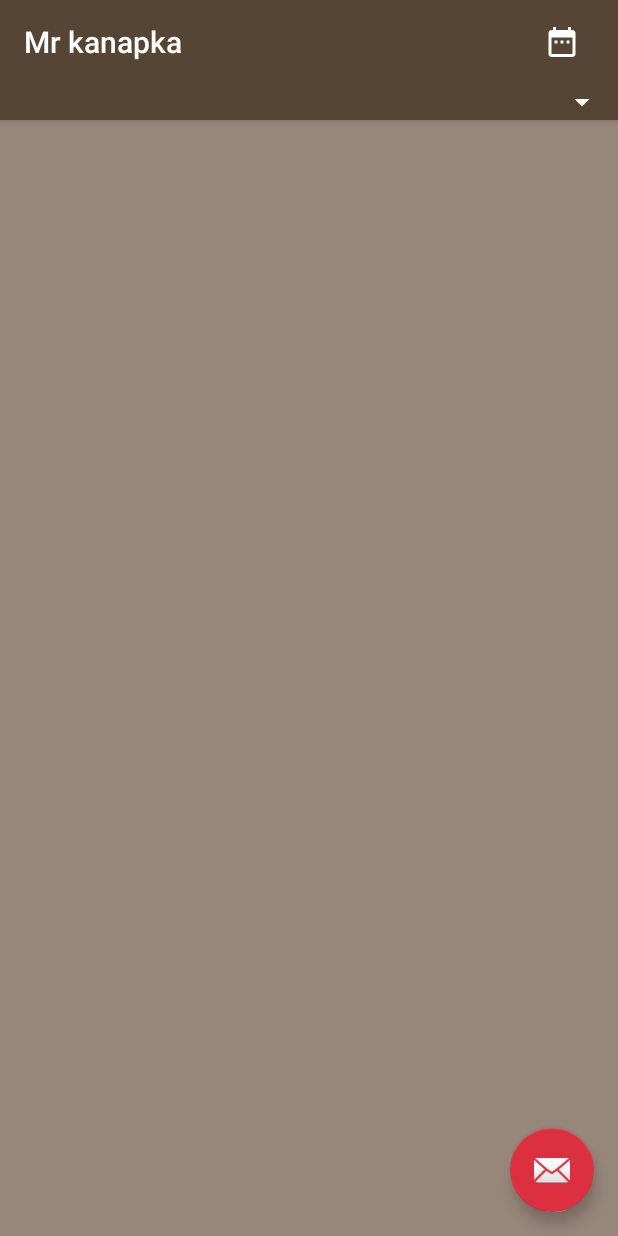
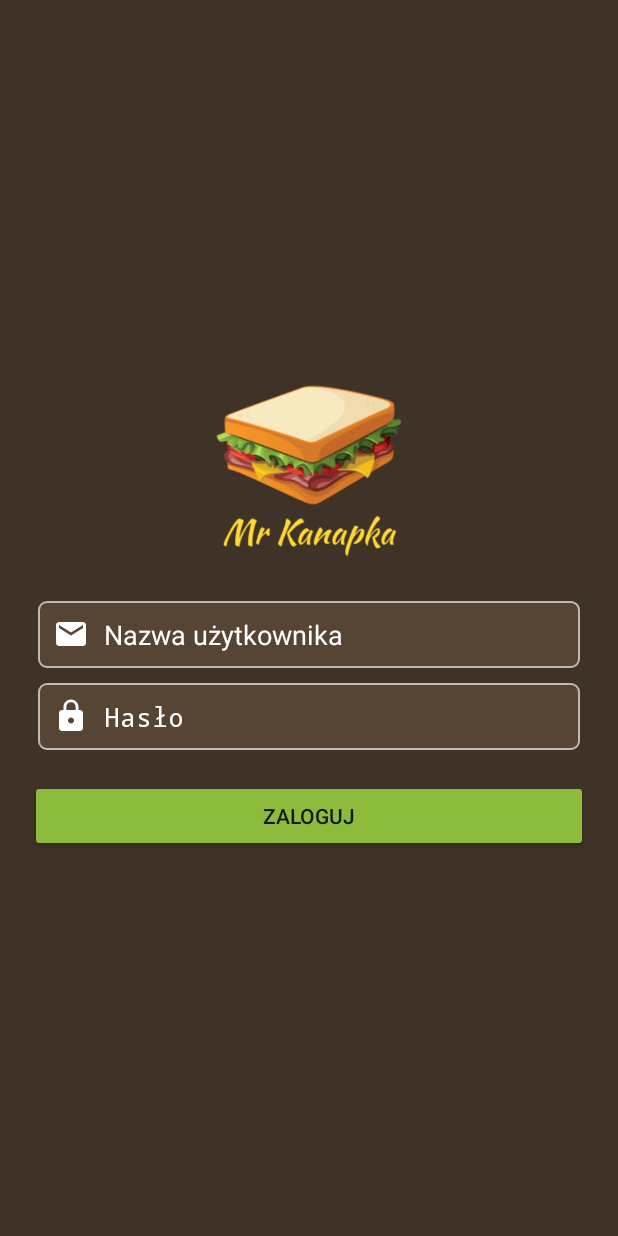
Before and after one commit to jslowinski/MrKanapkasprzedawca, an Android app: the screen it shows after launch (Main2Activity before the commit, Login after it), on a phone screen of 412 x 824 dp. Run offline under Robolectric (Android 15) with nearby library versions, the phone set to English and light mode, and no system bars; our stand-ins replace Room's generated code, RxJava; libraries missing offline, so code that uses them is left out: com.facebook.stetho; 1 statement that could not run was skipped.

Commit message:
Add login
Dodanie logowania (możliwe jakieś błędy)

```diff
--- a/app/src/main/java/com/example/mrkanapka_sprzedawca/api/ApiService.kt
+++ b/app/src/main/java/com/example/mrkanapka_sprzedawca/api/ApiService.kt
@@ -24,4 +24,7 @@ interface ApiService {
 
     @PUT("change/oneready")
     fun changeOnReady(@Body body: RequestStatus): Observable<ResponseStatus>
+
+    @PUT("login")
+    fun login(@Body body: RequestLogin): Observable<ResponseLogin>
 }
--- /dev/null
+++ b/app/src/main/java/com/example/mrkanapka_sprzedawca/api/model/RequestLogin.kt
@@ -0,0 +1,6 @@
+package com.example.mrkanapka_sprzedawca.api.model
+
+data class RequestLogin (
+    val username: String,
+    val password: String
+)
--- /dev/null
+++ b/app/src/main/java/com/example/mrkanapka_sprzedawca/api/model/ResponseLogin.kt
@@ -0,0 +1,6 @@
+package com.example.mrkanapka_sprzedawca.api.model
+
+data class ResponseLogin (
+    val message: String,
+    val id_seller: Int
+)
--- a/app/src/main/java/com/example/mrkanapka_sprzedawca/database/AndroidDatabase.kt
+++ b/app/src/main/java/com/example/mrkanapka_sprzedawca/database/AndroidDatabase.kt
@@ -7,17 +7,20 @@ import android.content.Context
 import com.example.mrkanapka_sprzedawca.database.dao.DateDao
 import com.example.mrkanapka_sprzedawca.database.dao.DestinationsDao
 import com.example.mrkanapka_sprzedawca.database.dao.OrderDao
+import com.example.mrkanapka_sprzedawca.database.dao.TokenDao
 import com.example.mrkanapka_sprzedawca.database.entity.DateEntity
 import com.example.mrkanapka_sprzedawca.database.entity.DestinationsEntity
 import com.example.mrkanapka_sprzedawca.database.entity.OrderEntity
+import com.example.mrkanapka_sprzedawca.database.entity.TokenEntity
 
 @Database(
-    version = 3,
+    version = 4,
     exportSchema = false,
     entities = [
         DestinationsEntity::class,
         DateEntity::class,
-        OrderEntity::class
+        OrderEntity::class,
+        TokenEntity::class
     ]
 )
 
@@ -45,5 +48,7 @@ abstract class AndroidDatabase : RoomDatabase() {
     abstract fun DestinationsDao(): DestinationsDao
 
     abstract fun OrderDao(): OrderDao
+
+    abstract fun TokenDao(): TokenDao
     //endregion
 }
--- /dev/null
+++ b/app/src/main/java/com/example/mrkanapka_sprzedawca/database/dao/TokenDao.kt
@@ -0,0 +1,25 @@
+package com.example.mrkanapka_sprzedawca.database.dao
+
+import android.arch.persistence.room.*
+import com.example.mrkanapka_sprzedawca.database.entity.TokenEntity
+import io.reactivex.Maybe
+import io.reactivex.Single
+
+@Dao
+abstract class TokenDao {
+
+    @Insert(onConflict = OnConflictStrategy.REPLACE)
+    abstract fun insert(entities: TokenEntity)
+
+    @Query("DELETE FROM token")
+    abstract fun removeToken()
+
+    @Query("SELECT * FROM token")
+    abstract fun getToken() : Single<TokenEntity>
+
+    @Transaction
+    open fun removeAndInsert(entities: TokenEntity) {
+        removeToken()
+        insert(entities)
+    }
+}
--- a/app/src/main/java/com/example/mrkanapka_sprzedawca/manager/OrdersManager.kt
+++ b/app/src/main/java/com/example/mrkanapka_sprzedawca/manager/OrdersManager.kt
@@ -4,12 +4,15 @@ import com.example.mrkanapka_sprzedawca.api.ApiClient
 import com.example.mrkanapka_sprzedawca.api.model.DateDto
 import com.example.mrkanapka_sprzedawca.api.model.DestinationDto
 import com.example.mrkanapka_sprzedawca.api.model.OrderDto
+import com.example.mrkanapka_sprzedawca.api.model.ResponseLogin
 import com.example.mrkanapka_sprzedawca.database.AndroidDatabase
 import com.example.mrkanapka_sprzedawca.database.entity.DateEntity
 import com.example.mrkanapka_sprzedawca.database.entity.DestinationsEntity
 import com.example.mrkanapka_sprzedawca.database.entity.OrderEntity
+import com.example.mrkanapka_sprzedawca.database.entity.TokenEntity
 import io.reactivex.Completable
 import io.reactivex.Maybe
+import io.reactivex.Single
 import io.reactivex.android.schedulers.AndroidSchedulers
 import io.reactivex.schedulers.Schedulers
 
@@ -129,4 +132,34 @@ class OrdersManager {
                 .subscribe {
                     // data updated
                 }
+    //endregion
+
+    //region TOKEN
+    fun saveToken(token: String, id_seller: Int) =
+            Completable.fromAction{
+                database.TokenDao()
+                    .removeAndInsert(TokenEntity(token, id_seller))
+            }.subscribeOn(Schedulers.io())
+                .observeOn(AndroidSchedulers.mainThread())
+                .subscribe {
+                    // data updated
+                }
+
+    fun getToken(): Single<TokenEntity> =
+        database
+            .TokenDao()
+            .getToken()
+            .subscribeOn(Schedulers.io())
+
+    fun removeToken() =
+            Completable.fromAction {
+                database.TokenDao()
+                    .removeToken()
+            }.subscribeOn(Schedulers.io())
+                .observeOn(AndroidSchedulers.mainThread())
+                .subscribe {
+                    // data updated
+                }
+
+    //endregion
 }
--- /dev/null
+++ b/app/src/main/java/com/example/mrkanapka_sprzedawca/view/Login.kt
@@ -0,0 +1,90 @@
+package com.example.mrkanapka_sprzedawca.view
+
+import android.annotation.SuppressLint
+import android.app.Activity
+import android.content.Intent
+import android.os.Bundle
+import android.util.Log
+import android.widget.Toast
+import com.example.mrkanapka_sprzedawca.R
+import com.example.mrkanapka_sprzedawca.api.ApiClient
+import com.example.mrkanapka_sprzedawca.api.model.RequestLogin
+import com.example.mrkanapka_sprzedawca.database.entity.TokenEntity
+import com.example.mrkanapka_sprzedawca.manager.OrdersManager
+import io.reactivex.android.schedulers.AndroidSchedulers
+import io.reactivex.disposables.CompositeDisposable
+import io.reactivex.rxkotlin.addTo
+import io.reactivex.rxkotlin.subscribeBy
+import io.reactivex.schedulers.Schedulers
+import kotlinx.android.synthetic.main.activity_login.*
+import retrofit2.HttpException
+
+class Login : Activity() {
+
+    private val apiService by lazy {
+        ApiClient.create()
+    }
+
+    private val orderManager by lazy {
+        OrdersManager()
+    }
+
+    private val disposables: CompositeDisposable = CompositeDisposable()
+
+    private var loginInput: String = ""
+    private var passwordInput: String = ""
+
+    private fun handleTokenCacheSuccess(token: TokenEntity) {
+        val intent = Intent(this, Main2Activity::class.java)
+        startActivity(intent)
+        finish()
+    }
+
+    private fun handleTokenCacheError(throwable: Throwable) {
+        Log.e("...","brak tokenu")
+    }
+
+    @SuppressLint("CheckResult")
+    override fun onCreate(savedInstanceState: Bundle?) {
+        super.onCreate(savedInstanceState)
+        setContentView(R.layout.activity_login)
+
+        orderManager
+            .getToken()
+            .observeOn(AndroidSchedulers.mainThread())
+            .subscribe(
+                this::handleTokenCacheSuccess,
+                this::handleTokenCacheError
+            )
+            .addTo(disposables)
+
+        login_button.setOnClickListener {
+            loginInput = login_text.text.toString().trim()
+            passwordInput = password_text.text.toString().trim()
+            apiService.login(RequestLogin(loginInput, passwordInput))
+                .subscribeOn(Schedulers.io())
+                .observeOn(AndroidSchedulers.mainThread())
+                .unsubscribeOn(Schedulers.io())
+                .subscribeBy(
+                    onNext = {
+                        if (it.message == "Niepoprawne dane logowania")
+                        {
+                            Toast.makeText(applicationContext,it.message, Toast.LENGTH_LONG).show()
+                        } else{
+                            orderManager.saveToken(it.message, it.id_seller)
+                            Log.e("...",it.id_seller.toString())
+                            val intent = Intent(this, Main2Activity::class.java)
+                            startActivity(intent)
+                            finish()
+                        }
+                    },
+                    onError = {
+                        if (it is HttpException)
+                            Toast.makeText(applicationContext,it.message(), Toast.LENGTH_LONG).show()
+                        else
+                            Toast.makeText(applicationContext,"Sprawdź połączenie z internetem", Toast.LENGTH_LONG).show()
+                    }
+                )
+        }
+    }
+}
--- /dev/null
+++ b/app/src/main/res/drawable/ic_email_black_24dp.xml
@@ -0,0 +1,5 @@
+<vector android:height="24dp" android:tint="#FFFFFF"
+    android:viewportHeight="24.0" android:viewportWidth="24.0"
+    android:width="24dp" xmlns:android="http://schemas.android.com/apk/res/android">
+    <path android:fillColor="#FF000000" android:pathData="M20,4L4,4c-1.1,0 -1.99,0.9 -1.99,2L2,18c0,1.1 0.9,2 2,2h16c1.1,0 2,-0.9 2,-2L22,6c0,-1.1 -0.9,-2 -2,-2zM20,8l-8,5 -8,-5L4,6l8,5 8,-5v2z"/>
+</vector>
--- /dev/null
+++ b/app/src/main/res/drawable/ic_lock_black_24dp.xml
@@ -0,0 +1,5 @@
+<vector android:height="24dp" android:tint="#FFFFFF"
+    android:viewportHeight="24.0" android:viewportWidth="24.0"
+    android:width="24dp" xmlns:android="http://schemas.android.com/apk/res/android">
+    <path android:fillColor="#FF000000" android:pathData="M18,8h-1L17,6c0,-2.76 -2.24,-5 -5,-5S7,3.24 7,6v2L6,8c-1.1,0 -2,0.9 -2,2v10c0,1.1 0.9,2 2,2h12c1.1,0 2,-0.9 2,-2L20,10c0,-1.1 -0.9,-2 -2,-2zM12,17c-1.1,0 -2,-0.9 -2,-2s0.9,-2 2,-2 2,0.9 2,2 -0.9,2 -2,2zM15.1,8L8.9,8L8.9,6c0,-1.71 1.39,-3.1 3.1,-3.1 1.71,0 3.1,1.39 3.1,3.1v2z"/>
+</vector>
--- /dev/null
+++ b/app/src/main/res/drawable/login_edit_background.xml
@@ -0,0 +1,10 @@
+<?xml version="1.0" encoding="utf-8"?>
+<shape xmlns:android="http://schemas.android.com/apk/res/android"
+       android:shape="rectangle">
+
+<solid android:color="@color/colorPrimary"/>
+<corners android:radius="5dp"/>
+<stroke
+        android:width="1dp"
+        android:color="@color/colorBackgroudItem" />
+</shape>
--- /dev/null
+++ b/app/src/main/res/layout/activity_login.xml
@@ -0,0 +1,71 @@
+<?xml version="1.0" encoding="utf-8"?>
+<RelativeLayout
+        xmlns:android="http://schemas.android.com/apk/res/android"
+        xmlns:tools="http://schemas.android.com/tools"
+        xmlns:app="http://schemas.android.com/apk/res-auto"
+        android:layout_width="match_parent"
+        android:layout_height="match_parent"
+        tools:context="com.example.mrkanapka_sprzedawca.view.Login"
+        android:background="@color/colorPrimaryDark"
+        android:id="@+id/root_layout"
+>
+
+    <LinearLayout
+            android:layout_width="match_parent"
+            android:layout_height="wrap_content"
+            android:orientation="vertical"
+            android:layout_centerVertical="true"
+            android:focusableInTouchMode="true">
+
+        <ImageView
+                android:layout_width="125dp"
+                android:layout_height="125dp"
+                android:src="@drawable/icon"
+                android:layout_gravity="center_horizontal"/>
+
+        <EditText
+                android:id="@+id/login_text"
+                android:layout_marginStart="25dp"
+                android:layout_marginEnd="25dp"
+                android:layout_marginTop="20dp"
+                android:textColorHint="#ffffff"
+                android:textColor="#ffffff"
+                android:drawableStart="@drawable/ic_email_black_24dp"
+                android:drawablePadding="10dp"
+                android:hint="Nazwa użytkownika"
+                android:layout_width="match_parent"
+                android:layout_height="wrap_content"
+                android:background="@drawable/login_edit_background"
+                android:padding="10dp"
+                android:maxLines="1"
+                android:inputType="textEmailAddress"/>
+
+        <EditText
+                android:id="@+id/password_text"
+                android:inputType="textPassword"
+                android:layout_marginStart="25dp"
+                android:layout_marginEnd="25dp"
+                android:layout_marginTop="10dp"
+                android:textColorHint="#ffffff"
+                android:textColor="#ffffff"
+                android:drawableStart="@drawable/ic_lock_black_24dp"
+                android:drawablePadding="10dp"
+                android:hint="Hasło"
+                android:layout_width="match_parent"
+                android:layout_height="wrap_content"
+                android:background="@drawable/login_edit_background"
+                android:padding="10dp"/>
+
+        <Button
+                android:id="@+id/login_button"
+                android:layout_width="match_parent"
+                android:layout_height="wrap_content"
+                android:layout_marginStart="20dp"
+                android:layout_marginEnd="20dp"
+                android:layout_marginTop="20dp"
+                android:backgroundTint="@color/colorButton"
+                android:text="Zaloguj"/>
+
+    </LinearLayout>
+
+</RelativeLayout>
```
Also changed, not shown: app/src/main/AndroidManifest.xml (+8 -3 lines), app/src/main/java/com/example/mrkanapka_sprzedawca/database/entity/TokenEntity.kt (added, +20 -0 lines), app/src/main/java/com/example/mrkanapka_sprzedawca/view/Main2Activity.kt (+42 -19 lines).
